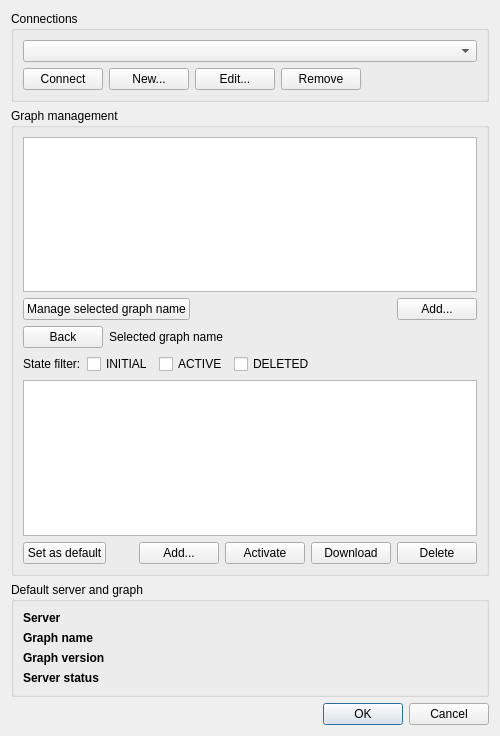
Before: the Qt Designer form graphium/graph_management/graphium_qgis_graphmanager_dialog.ui in graphium-project/graphium-qgis-plugin, drawn with Qt 5.
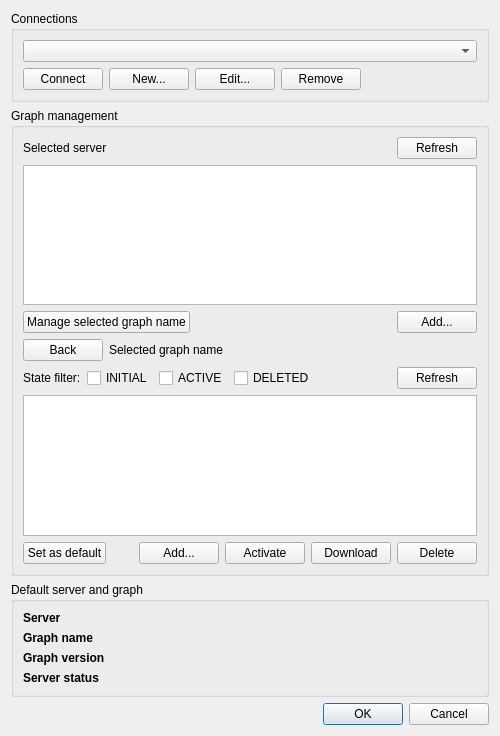
After: the same form once the commit is applied.

Commit message: Add refresh buttons for graph name and version tables

Diff of the .ui file:
```diff
--- a/graphium/graph_management/graphium_qgis_graphmanager_dialog.ui
+++ b/graphium/graph_management/graphium_qgis_graphmanager_dialog.ui
@@ -125,6 +125,37 @@
          <property name="bottomMargin">
           <number>0</number>
          </property>
+         <item>
+          <layout class="QHBoxLayout" name="horizontalLayout_3">
+           <item>
+            <widget class="QLabel" name="lblSelectedGraphServer">
+             <property name="text">
+              <string>Selected server</string>
+             </property>
+            </widget>
+           </item>
+           <item>
+            <spacer name="horizontalSpacer_6">
+             <property name="orientation">
+              <enum>Qt::Horizontal</enum>
+             </property>
+             <property name="sizeHint" stdset="0">
+              <size>
+               <width>40</width>
+               <height>20</height>
+              </size>
+             </property>
+            </spacer>
+           </item>
+           <item>
+            <widget class="QPushButton" name="btnRefreshGraphNames">
+             <property name="text">
+              <string>Refresh</string>
+             </property>
+            </widget>
+           </item>
+          </layout>
+         </item>
          <item>
           <widget class="QTableView" name="tableGraphNames">
            <property name="sizePolicy">
@@ -282,6 +313,13 @@
              </property>
             </spacer>
            </item>
+           <item>
+            <widget class="QPushButton" name="btnRefreshGraphVersions">
+             <property name="text">
+              <string>Refresh</string>
+             </property>
+            </widget>
+           </item>
           </layout>
          </item>
          <item>
```
Left out of the diff: 12 changed lines with no effect on the pictures. The commit also changes 1 other file.
